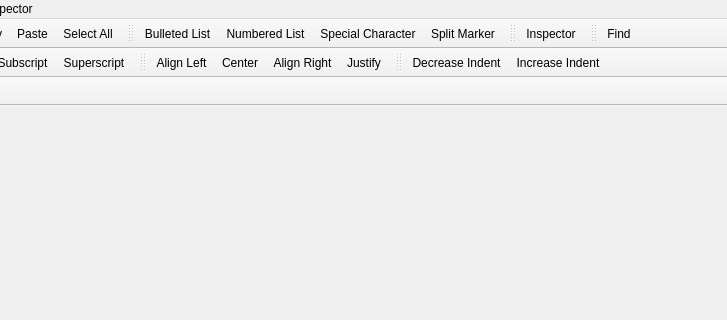
Above: main.ui from Sigil-Ebook/PageEdit before the change; both pictures show x 273 to 1000 and y 0 to 320 of the 1000 by 700 pixel window. Below: the same form after it.
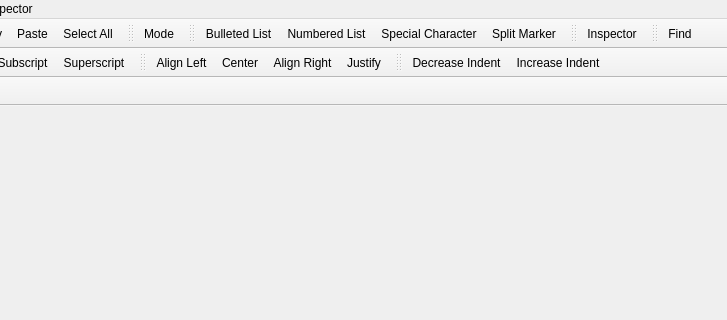
That is the form after the change. Icons and pictures are not drawn.

Commit message: add preview mode that enables intra epub links when proofing

```diff
--- a/main.ui
+++ b/main.ui
@@ -194,6 +194,19 @@
    <addaction name="actionSelectAll"/>
   </widget>
 
+  <widget class="QToolBar" name="toolBarMode">
+   <property name="windowTitle">
+    <string>Mode</string>
+   </property>
+   <attribute name="toolBarArea">
+    <enum>TopToolBarArea</enum>
+   </attribute>
+   <attribute name="toolBarBreak">
+    <bool>false</bool>
+   </attribute>
+   <addaction name="actionMode" />
+  </widget>
+
   <widget class="QToolBar" name="toolBarInsertions">
    <property name="windowTitle">
     <string>Insert</string>
@@ -1017,6 +1030,23 @@
    </property>
   </action>
 
+  <action name="actionMode">
+   <property name="checkable">
+    <bool>true</bool>
+   </property>
+   <property name="icon">
+    <iconset resource="./icons/icons.qrc">
+     <normaloff>:/icons/mode-preview_48px.png</normaloff>:/icons/mode-edit_48px.png</iconset>
+   </property>
+   <property name="text">
+    <string>Mode</string>
+   </property>
+   <property name="toolTip">
+    <string>Toggle between Edit and Preview Modes.</string>
+   </property>
+  </action>
+
+
  </widget>
  <resources>
   <include location="./icons/icons.qrc"/>
```
The commit also changes 11 other files.
